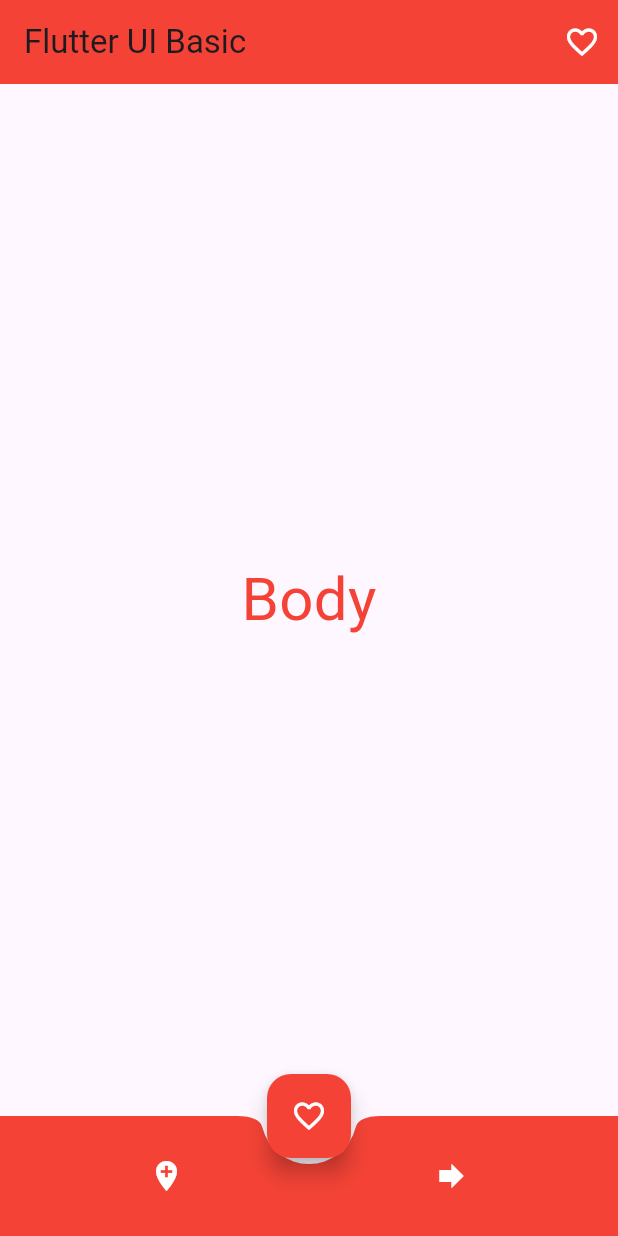
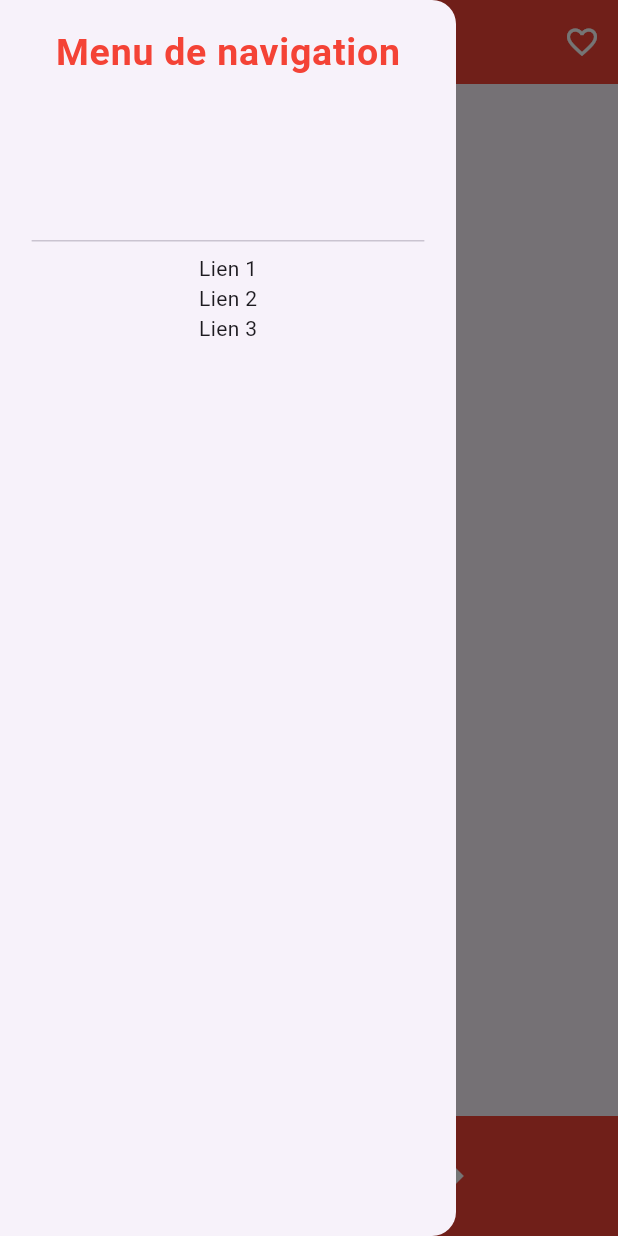
Before and after one commit to EducLecomte/Flutter_ui_basic, a Flutter app: the screen it shows after launch, with the side drawer open (before the commit the screen has no drawer), on a phone screen of 412 x 824 dp. Run offline on Flutter 3.47's test engine with Material 3 defaults, Android fonts, the phone set to English and light mode, and no system bars.

Commit message:
modif sdk 3

```diff
--- a/lib/main.dart
+++ b/lib/main.dart
@@ -95,8 +95,8 @@ class _MyHomePageState extends State<MyHomePage> {
           mainAxisAlignment: MainAxisAlignment.center,
           children: <Widget>[
             Text(
-              '${_affichage}',
-              style: TextStyle(color: Colors.red, fontSize: 40),
+              _affichage,
+              style: const TextStyle(color: Colors.red, fontSize: 40),
             ),
           ],
         ),
@@ -104,13 +104,13 @@ class _MyHomePageState extends State<MyHomePage> {
       floatingActionButton: FloatingActionButton(
           onPressed: _likeThis, backgroundColor: Colors.red, child: _coeur),
       floatingActionButtonLocation: FloatingActionButtonLocation.centerDocked,
-      bottomNavigationBar: BottomAppBar(
+      bottomNavigationBar: const BottomAppBar(
         color: Colors.red,
-        child: Container(
+        child: SizedBox(
           height: 50,
           child: Row(
             mainAxisAlignment: MainAxisAlignment.spaceAround,
-            children: const <Widget>[
+            children: <Widget>[
               IconButton(
                 icon: Icon(
                   Icons.add_location,
@@ -159,7 +159,7 @@ class _MyHomePageState extends State<MyHomePage> {
         onTap: _itemClique,
         currentIndex: _indexSelectionne,
       ),*/
-      /*drawer: Drawer(
+      drawer: const Drawer(
         child: Column(
           children: <Widget>[
             DrawerHeader(
@@ -176,7 +176,7 @@ class _MyHomePageState extends State<MyHomePage> {
             Text('Lien 3'),
           ],
         ),
-      ),*/
+      ),
     );
   }
 }
--- a/pubspec.yaml
+++ b/pubspec.yaml
@@ -18,7 +18,7 @@ publish_to: 'none' # Remove this line if you wish to publish to pub.dev
 version: 1.0.0+1
 
 environment:
-  sdk: ">=2.12.0 <3.0.0"
+  sdk: ">=3.0.0 <4.0.0"
 
 # Dependencies specify other packages that your package needs in order to work.
 # To automatically upgrade your package dependencies to the latest versions
```
Also changed, not shown: pubspec.lock, 1 other file.
